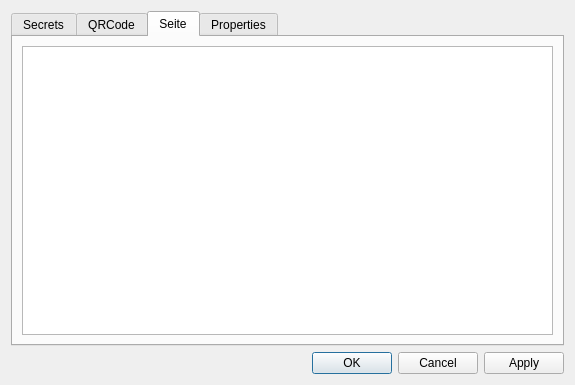
The window that btsync-qt/ui/folderinfo.ui (BtbN/btsync-qt) describes before a commit, drawn with Qt 5.
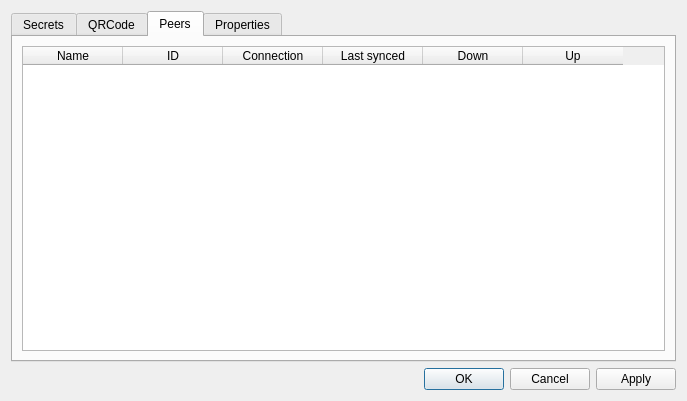
The same window after the commit. The open tabs and pages were chosen to show the change. Custom widgets are drawn as their Qt base class.

Commit message: Add peer list to ui

Diff of the .ui file:
```diff
--- a/btsync-qt/ui/folderinfo.ui
+++ b/btsync-qt/ui/folderinfo.ui
@@ -6,8 +6,8 @@
    <rect>
     <x>0</x>
     <y>0</y>
-    <width>575</width>
-    <height>385</height>
+    <width>687</width>
+    <height>401</height>
    </rect>
   </property>
   <property name="windowTitle">
@@ -170,7 +170,7 @@
      </widget>
      <widget class="QWidget" name="Peers">
       <attribute name="title">
-       <string>Seite</string>
+       <string>Peers</string>
       </attribute>
       <layout class="QVBoxLayout" name="verticalLayout_2">
        <item>
@@ -184,6 +184,36 @@
          <property name="selectionBehavior">
           <enum>QAbstractItemView::SelectRows</enum>
          </property>
+         <column>
+          <property name="text">
+           <string>Name</string>
+          </property>
+         </column>
+         <column>
+          <property name="text">
+           <string>ID</string>
+          </property>
+         </column>
+         <column>
+          <property name="text">
+           <string>Connection</string>
+          </property>
+         </column>
+         <column>
+          <property name="text">
+           <string>Last synced</string>
+          </property>
+         </column>
+         <column>
+          <property name="text">
+           <string>Down</string>
+          </property>
+         </column>
+         <column>
+          <property name="text">
+           <string>Up</string>
+          </property>
+         </column>
         </widget>
        </item>
       </layout>
```
Left out of the diff: 10 changed lines with no effect on the pictures. The commit also changes 2 other files.
